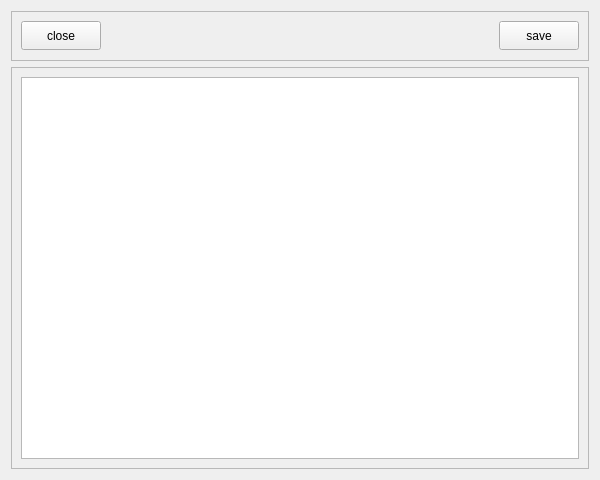
Old version of the form src/defaultmeta_widget.ui in the repository Zheng-Bote/qt_desktop-gallery.
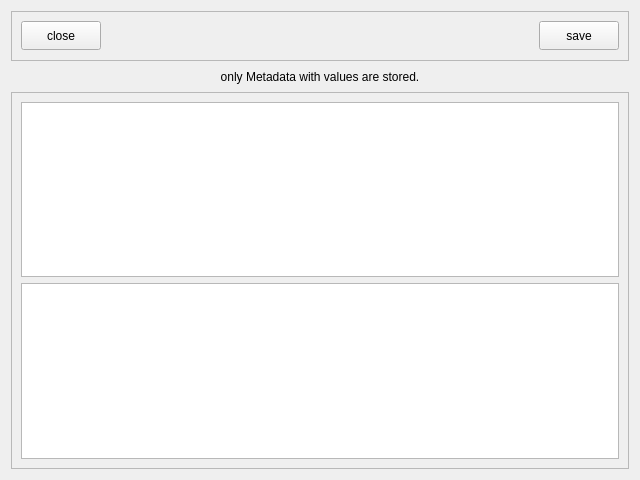
New version of the form.

Commit message: feat: Metadata Template

Patch:
```diff
--- a/src/defaultmeta_widget.ui
+++ b/src/defaultmeta_widget.ui
@@ -9,7 +9,7 @@
    <rect>
     <x>0</x>
     <y>0</y>
-    <width>600</width>
+    <width>640</width>
     <height>480</height>
    </rect>
   </property>
@@ -92,6 +92,28 @@
      </layout>
     </widget>
    </item>
+   <item>
+    <widget class="QLabel" name="label">
+     <property name="minimumSize">
+      <size>
+       <width>0</width>
+       <height>19</height>
+      </size>
+     </property>
+     <property name="maximumSize">
+      <size>
+       <width>16777215</width>
+       <height>19</height>
+      </size>
+     </property>
+     <property name="text">
+      <string>only Metadata with values are stored.</string>
+     </property>
+     <property name="alignment">
+      <set>Qt::AlignmentFlag::AlignCenter</set>
+     </property>
+    </widget>
+   </item>
    <item>
     <widget class="QFrame" name="frame_2">
      <property name="frameShape">
@@ -102,7 +124,14 @@
      </property>
      <layout class="QHBoxLayout" name="horizontalLayout_2">
       <item>
-       <widget class="QTableWidget" name="tableWidget"/>
+       <layout class="QVBoxLayout" name="verticalLayout_2">
+        <item>
+         <widget class="QTableWidget" name="tableWidget"/>
+        </item>
+        <item>
+         <widget class="QTableWidget" name="exif_tableWidget"/>
+        </item>
+       </layout>
       </item>
      </layout>
     </widget>
```
The commit also changes 11 other files.
